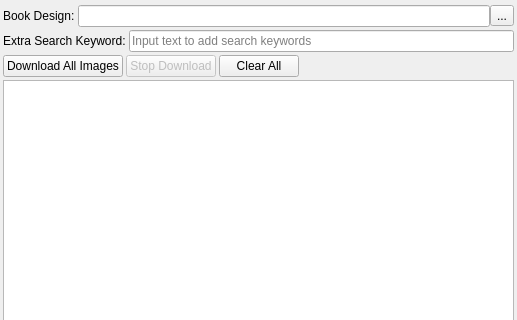
Before: the Qt Designer form design/textdialog.ui in kokimame/joytan, drawn with Qt 5; both pictures show x 0 to 517 and y 0 to 320 of the 517 by 653 pixel window.
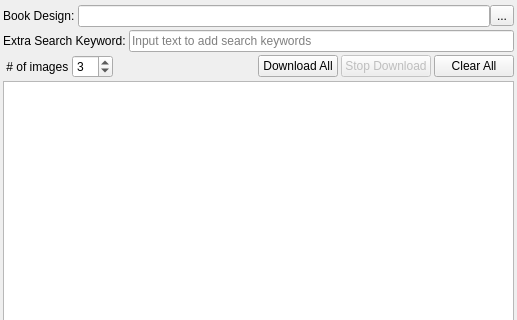
After: the same form once the commit is applied.

Commit message: Ajust the number of images per Entry on TextDialog not on book designs

What changed in the file:
```diff
--- a/design/textdialog.ui
+++ b/design/textdialog.ui
@@ -87,35 +87,19 @@
    <item>
     <layout class="QHBoxLayout" name="horizontalLayout_5">
      <item>
-      <widget class="QPushButton" name="dlAllBtn">
+      <widget class="QLabel" name="label">
        <property name="text">
-        <string>Download All Images</string>
+        <string> # of images</string>
        </property>
-       <property name="autoDefault">
-        <bool>false</bool>
-       </property>
       </widget>
      </item>
      <item>
-      <widget class="QPushButton" name="stopBtn">
-       <property name="enabled">
-        <bool>false</bool>
+      <widget class="QSpinBox" name="imgSpin">
+       <property name="maximum">
+        <number>10</number>
        </property>
-       <property name="text">
-        <string>Stop Download</string>
-       </property>
-       <property name="autoDefault">
-        <bool>false</bool>
-       </property>
-      </widget>
-     </item>
-     <item>
-      <widget class="QPushButton" name="clearAllBtn">
-       <property name="text">
-        <string>Clear All</string>
-       </property>
-       <property name="autoDefault">
-        <bool>false</bool>
+       <property name="value">
+        <number>3</number>
        </property>
       </widget>
      </item>
@@ -132,6 +116,39 @@
        </property>
       </spacer>
      </item>
+     <item>
+      <widget class="QPushButton" name="dlAllBtn">
+       <property name="text">
+        <string>Download All</string>
+       </property>
+       <property name="autoDefault">
+        <bool>false</bool>
+       </property>
+      </widget>
+     </item>
+     <item>
+      <widget class="QPushButton" name="stopBtn">
+       <property name="enabled">
+        <bool>false</bool>
+       </property>
+       <property name="text">
+        <string>Stop Download</string>
+       </property>
+       <property name="autoDefault">
+        <bool>false</bool>
+       </property>
+      </widget>
+     </item>
+     <item>
+      <widget class="QPushButton" name="clearAllBtn">
+       <property name="text">
+        <string>Clear All</string>
+       </property>
+       <property name="autoDefault">
+        <bool>false</bool>
+       </property>
+      </widget>
+     </item>
     </layout>
    </item>
    <item>
```
The commit also changes 4 other files.
